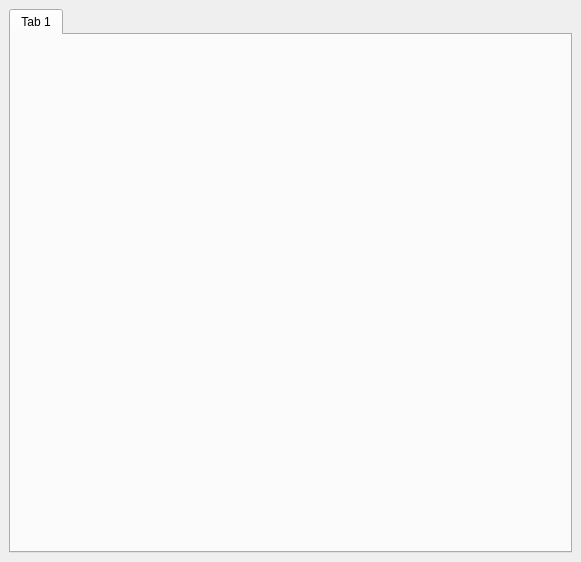
This is widgets/chat.ui in xmpp-graveyard/jabbim as Qt 5 draws it before an edit. The edited form follows.
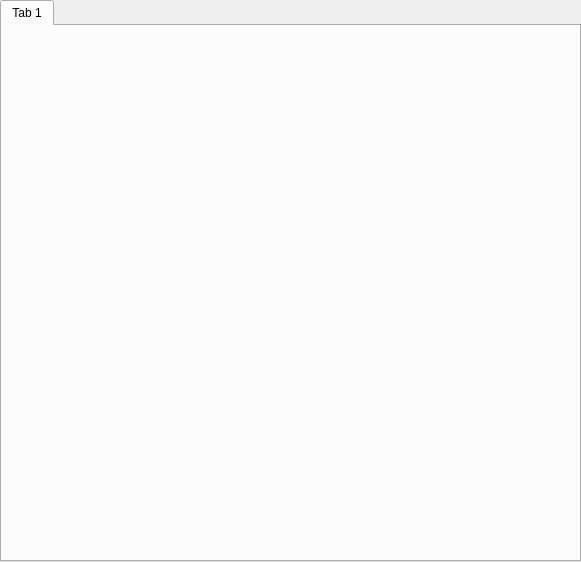
This is the edited form. Icons and pictures are not drawn.

```diff
--- a/widgets/chat.ui
+++ b/widgets/chat.ui
@@ -15,10 +15,10 @@
   <widget class="QWidget" name="centralwidget" >
    <layout class="QGridLayout" >
     <property name="margin" >
-     <number>9</number>
+     <number>0</number>
     </property>
     <property name="spacing" >
-     <number>6</number>
+     <number>0</number>
     </property>
     <item row="0" column="0" >
      <widget class="QTabWidget" name="chatTab" >
```
Left out of the diff: 3 changed lines with no effect on the pictures.
